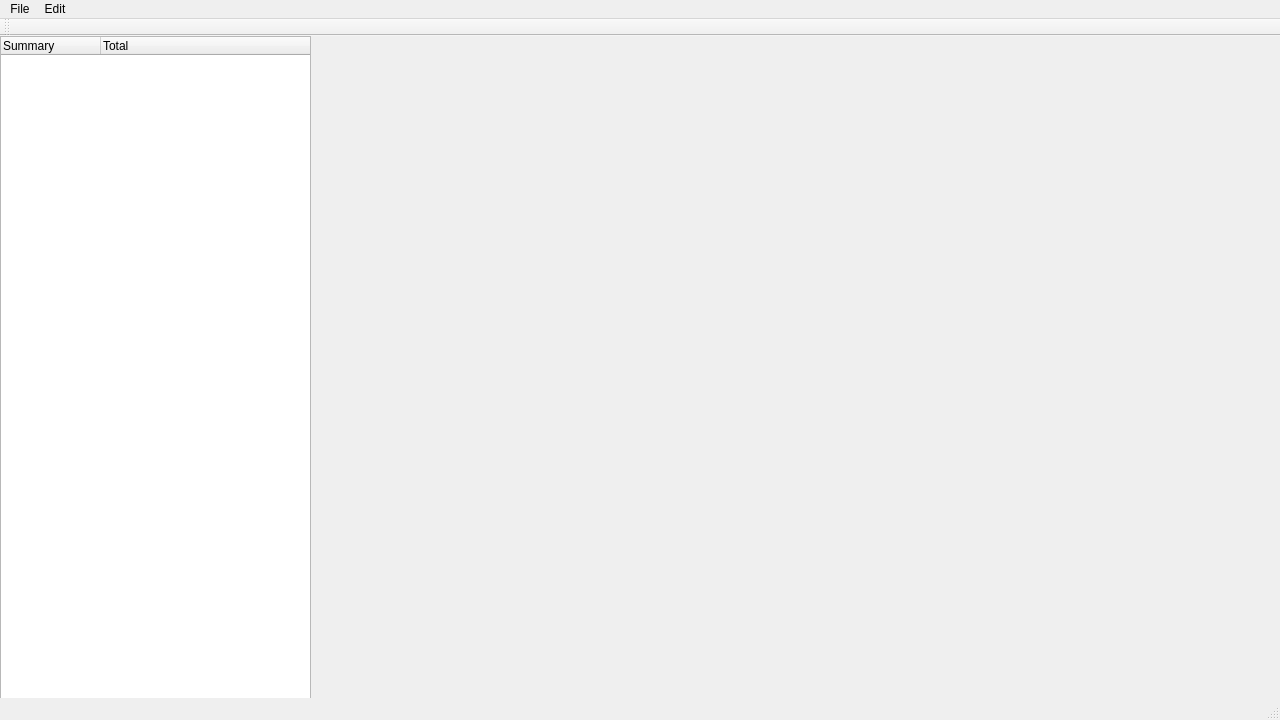
Qt form mainwindow.ui (jpark651/Schulich-Dashboard-Project) before a commit.
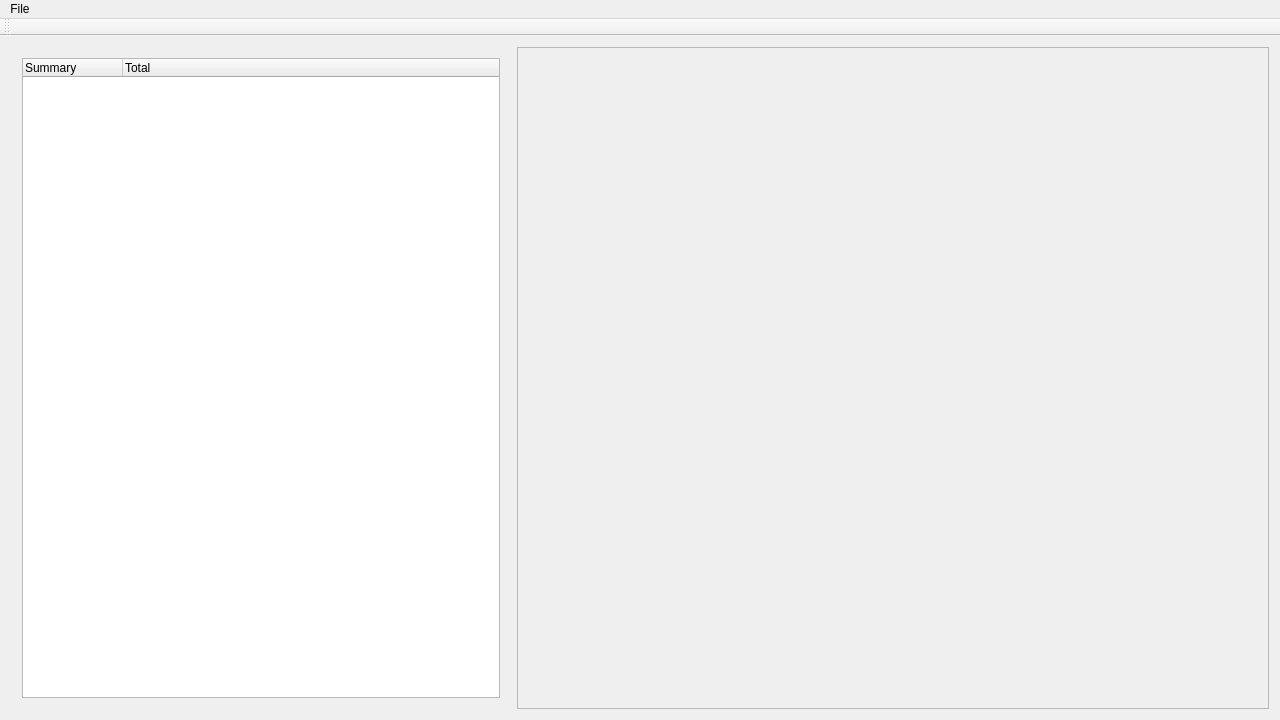
The same form after that commit.

Commit message: Allowing the window to be resized.

What changed in the file:
```diff
--- a/mainwindow.ui
+++ b/mainwindow.ui
@@ -14,14 +14,47 @@
    <string>Team Honeydew</string>
   </property>
   <widget class="QWidget" name="centralWidget">
+   <property name="minimumSize">
+    <size>
+     <width>400</width>
+     <height>500</height>
+    </size>
+   </property>
+   <property name="maximumSize">
+    <size>
+     <width>16777215</width>
+     <height>16777215</height>
+    </size>
+   </property>
+   <layout class="QHBoxLayout" name="horizontalLayout_2">
+    <item>
+     <widget class="QWidget" name="sidebar" native="true">
+      <property name="minimumSize">
+       <size>
+        <width>200</width>
+        <height>400</height>
+       </size>
+      </property>
+      <property name="maximumSize">
+       <size>
+        <width>500</width>
+        <height>16777215</height>
+       </size>
+      </property>
+      <layout class="QHBoxLayout" name="horizontalLayout_3">
+       <item>
    <widget class="QTreeWidget" name="publicationTree">
-    <property name="geometry">
-     <rect>
-      <x>0</x>
-      <y>0</y>
-      <width>311</width>
-      <height>665</height>
-     </rect>
+         <property name="minimumSize">
+          <size>
+           <width>200</width>
+           <height>400</height>
+          </size>
+         </property>
+         <property name="maximumSize">
+          <size>
+           <width>500</width>
+           <height>16777215</height>
+          </size>
     </property>
     <property name="sizeAdjustPolicy">
      <enum>QAbstractScrollArea::AdjustIgnored</enum>
@@ -37,22 +70,38 @@
      </property>
     </column>
    </widget>
-   <widget class="QFrame" name="sidebarFrame">
-    <property name="geometry">
-     <rect>
-      <x>0</x>
-      <y>0</y>
-      <width>311</width>
-      <height>665</height>
-     </rect>
-    </property>
+       </item>
+      </layout>
+      <zorder>publicationTree</zorder>
+      <zorder>publicationTree</zorder>
+     </widget>
+    </item>
+    <item>
+     <widget class="QFrame" name="graph">
     <property name="frameShape">
      <enum>QFrame::StyledPanel</enum>
     </property>
     <property name="frameShadow">
      <enum>QFrame::Raised</enum>
     </property>
-   </widget>
+      <layout class="QHBoxLayout" name="horizontalLayout">
+       <item>
+        <widget class="QLabel" name="label">
+         <property name="minimumSize">
+          <size>
+           <width>450</width>
+           <height>400</height>
+          </size>
+         </property>
+         <property name="text">
+          <string/>
+         </property>
+        </widget>
+       </item>
+      </layout>
+     </widget>
+    </item>
+   </layout>
   </widget>
   <widget class="QMenuBar" name="menuBar">
    <property name="geometry">
@@ -71,13 +120,7 @@
     <addaction name="separator"/>
     <addaction name="actionExit"/>
    </widget>
-   <widget class="QMenu" name="menuEdit">
-    <property name="title">
-     <string>Edit</string>
-    </property>
-   </widget>
    <addaction name="menuFile"/>
-   <addaction name="menuEdit"/>
   </widget>
   <widget class="QToolBar" name="mainToolBar">
    <attribute name="toolBarArea">
@@ -87,7 +130,6 @@
     <bool>false</bool>
    </attribute>
   </widget>
-  <widget class="QStatusBar" name="statusBar"/>
   <action name="actionOpen">
    <property name="text">
     <string>Open</string>
```
Left out of the diff: 6 changed lines with no effect on the pictures. Lines whose indentation alone changed are shown as unchanged. The commit also changes 3 other files.
